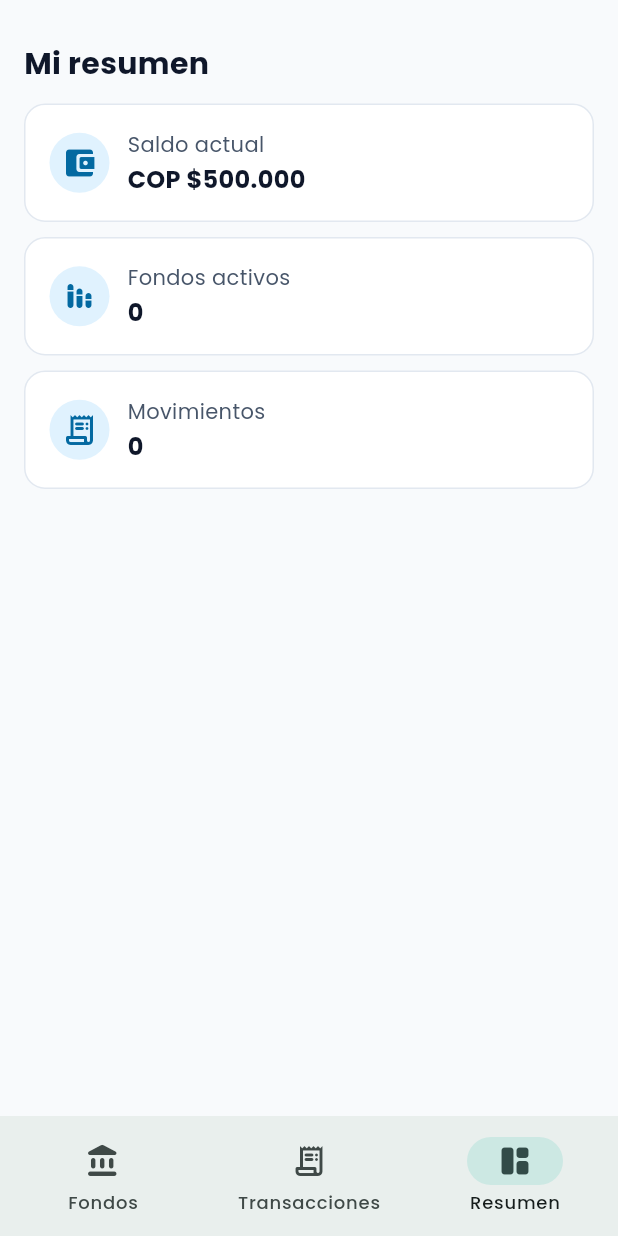
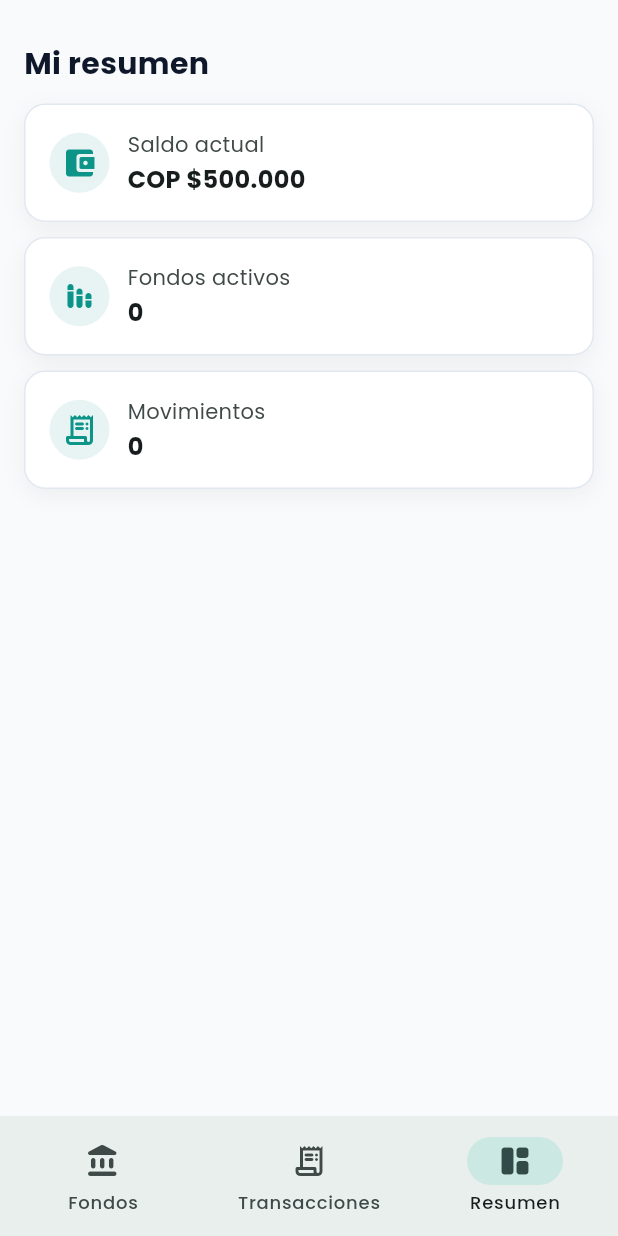
Before and after one commit to Augusto0414/prueba_tecnica, a Flutter app: the screen it shows after launch, item 3 of the bottom bar chosen, on a phone screen of 412 x 824 dp. Run offline on Flutter 3.47's test engine with Material 3 defaults, Android fonts, the phone set to English and light mode, and no system bars; our stand-ins replace google_fonts.

Commit message:
update: update styles color in resumen

```diff
--- a/lib/screens/summary/widgets/info_card.dart
+++ b/lib/screens/summary/widgets/info_card.dart
@@ -14,6 +14,8 @@ class InfoCard extends StatelessWidget {
 
   @override
   Widget build(BuildContext context) {
+    final theme = Theme.of(context);
+
     return Container(
       width: double.infinity,
       padding: const EdgeInsets.all(16),
@@ -21,25 +23,35 @@ class InfoCard extends StatelessWidget {
         color: Colors.white,
         borderRadius: BorderRadius.circular(14),
         border: Border.all(color: const Color(0xFFE2E8F0)),
+        boxShadow: [
+          BoxShadow(
+            color: Colors.black.withValues(alpha: 0.05),
+            offset: const Offset(0, 4),
+            blurRadius: 12,
+          ),
+        ],
       ),
       child: Row(
         children: <Widget>[
           CircleAvatar(
-            backgroundColor: const Color(0xFFE0F2FE),
-            child: Icon(icon, color: const Color(0xFF0369A1)),
+            backgroundColor: theme.colorScheme.primary.withValues(alpha: 0.1),
+            child: Icon(icon, color: theme.colorScheme.primary),
           ),
           const SizedBox(width: 12),
           Expanded(
             child: Column(
               crossAxisAlignment: CrossAxisAlignment.start,
               children: <Widget>[
-                Text(title, style: const TextStyle(color: Color(0xFF475569))),
+                Text(
+                  title,
+                  style: TextStyle(color: theme.colorScheme.onSurfaceVariant),
+                ),
                 const SizedBox(height: 2),
                 Text(
                   value,
-                  style: const TextStyle(
+                  style: TextStyle(
                     fontWeight: FontWeight.w700,
-                    color: Color(0xFF0F172A),
+                    color: theme.colorScheme.onSurface,
                     fontSize: 16,
                   ),
                 ),
--- a/lib/widgets/home/transaction_tile.dart
+++ b/lib/widgets/home/transaction_tile.dart
@@ -11,8 +11,8 @@ class TransactionTile extends StatelessWidget {
   Widget build(BuildContext context) {
     final bool isSubscription = record.type == TransactionType.subscription;
     final Color tone = isSubscription
-        ? const Color(0xFF0F766E)
-        : const Color(0xFFB45309);
+        ? const Color(0xFFDC2626)
+        : const Color(0xFF12AC9C);
 
     final String subtitle = isSubscription ? 'Suscripcion' : 'Cancelacion';
 
```
Also changed, not shown: lib/widgets/home/balance_card.dart (+14 -0 lines).
